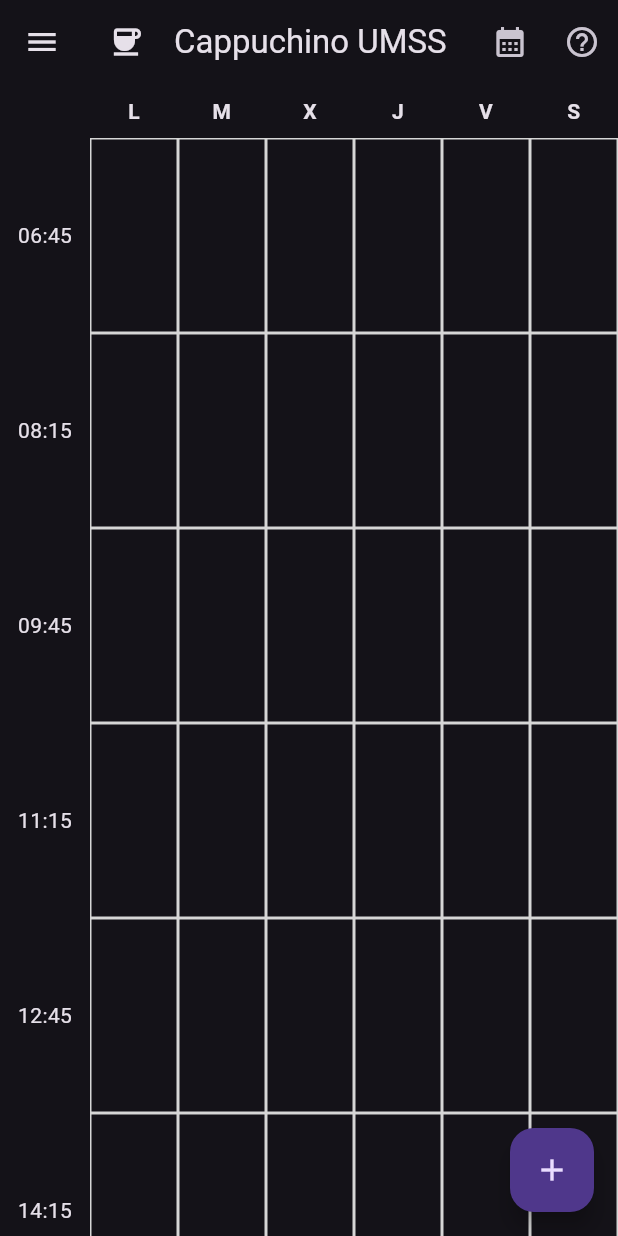
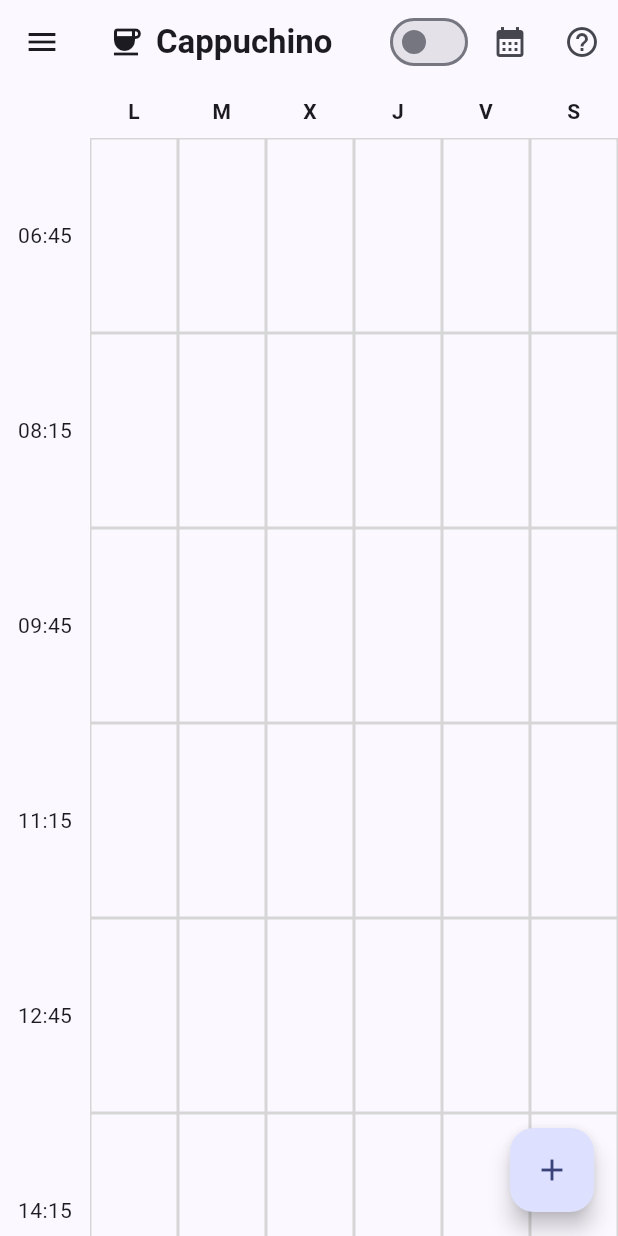
Before and after one commit to Anstayker/FCyT_Calendar, a Flutter app: the screen it shows after launch, in the side drawer, after a tap on the "calendar month" icon, on a phone screen of 412 x 824 dp. Run offline on Flutter 3.47's test engine with Material 3 defaults, Android fonts, the phone set to English and light mode, and no system bars; our stand-ins replace bloc, carousel_slider, dartz, equatable, flutter_bloc, get_it and 4 more.

Commit message:
theme changes

```diff
--- a/lib/core/themes/default_theme.dart
+++ b/lib/core/themes/default_theme.dart
@@ -3,9 +3,9 @@
 ThemeData defaultTheme() {
   return ThemeData(
     useMaterial3: true,
-    // colorScheme: ColorScheme.fromSeed(seedColor: Colors.indigo),
+    colorScheme: ColorScheme.fromSeed(seedColor: Colors.indigo),
     appBarTheme: appBarTheme(),
-    brightness: Brightness.dark,
+    brightness: Brightness.light,
   );
 }
 
@@ -14,3 +14,11 @@
     scrolledUnderElevation: 0.0,
   );
 }
+
+ThemeData darkTheme() {
+  return ThemeData(
+    useMaterial3: true,
+    appBarTheme: appBarTheme(),
+    brightness: Brightness.dark,
+  );
+}
--- /dev/null
+++ b/lib/core/themes/theme_notifier.dart
@@ -0,0 +1,16 @@
+import 'package:flutter/material.dart';
+import 'default_theme.dart';
+
+class ThemeNotifier extends ChangeNotifier {
+  ThemeData _currentTheme = defaultTheme();
+  bool _isDarkMode = false;
+
+  ThemeData get currentTheme => _currentTheme;
+  bool get isDarkMode => _isDarkMode;
+
+  void toggleTheme() {
+    _isDarkMode = !_isDarkMode;
+    _currentTheme = _isDarkMode ? darkTheme() : defaultTheme();
+    notifyListeners();
+  }
+}
--- a/lib/feature/calendar/presentation/widgets/calendar_drawer.dart
+++ b/lib/feature/calendar/presentation/widgets/calendar_drawer.dart
@@ -143,7 +143,9 @@
       title = 'Seleccionar Materias';
     }
     return Padding(
-      padding: const EdgeInsets.symmetric(vertical: 8.0),
+      padding: const EdgeInsets.symmetric(
+        vertical: 16.0,
+      ),
       child: Row(
         children: [
           SizedBox(
--- a/lib/main.dart
+++ b/lib/main.dart
@@ -1,14 +1,21 @@
 import 'package:flutter/material.dart';
 
+import 'package:provider/provider.dart';
+
 import 'core/routes/app_routes.dart';
-import 'core/themes/default_theme.dart';
+import 'core/themes/theme_notifier.dart';
 import 'feature/calendar/presentation/pages/calendar_page.dart';
 import 'injection_container.dart' as dependencies;
 
 Future<void> main() async {
   WidgetsFlutterBinding.ensureInitialized();
   await dependencies.init();
-  runApp(const MainApp());
+  runApp(
+    ChangeNotifierProvider(
+      create: (_) => ThemeNotifier(),
+      child: const MainApp(),
+    ),
+  );
 }
 
 class MainApp extends StatelessWidget {
@@ -16,12 +23,16 @@
 
   @override
   Widget build(BuildContext context) {
-    return MaterialApp(
-      debugShowCheckedModeBanner: false,
-      onGenerateRoute: AppRoutes.onGenerateRoutes,
-      theme: defaultTheme(),
-      home: const CalendarPage(),
-      title: 'Cappuchino UMSS',
+    return Consumer<ThemeNotifier>(
+      builder: (context, themeNotifier, child) {
+        return MaterialApp(
+          debugShowCheckedModeBanner: false,
+          onGenerateRoute: AppRoutes.onGenerateRoutes,
+          theme: themeNotifier.currentTheme,
+          home: const CalendarPage(),
+          title: 'Cappuchino UMSS',
+        );
+      },
     );
   }
 }
```
Also changed, not shown: lib/feature/calendar/presentation/pages/calendar_page.dart (+32 -9 lines).
